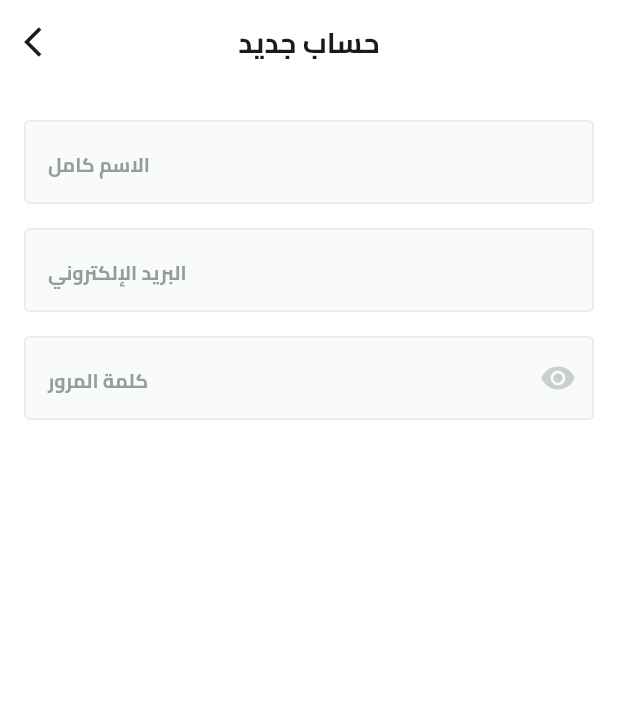
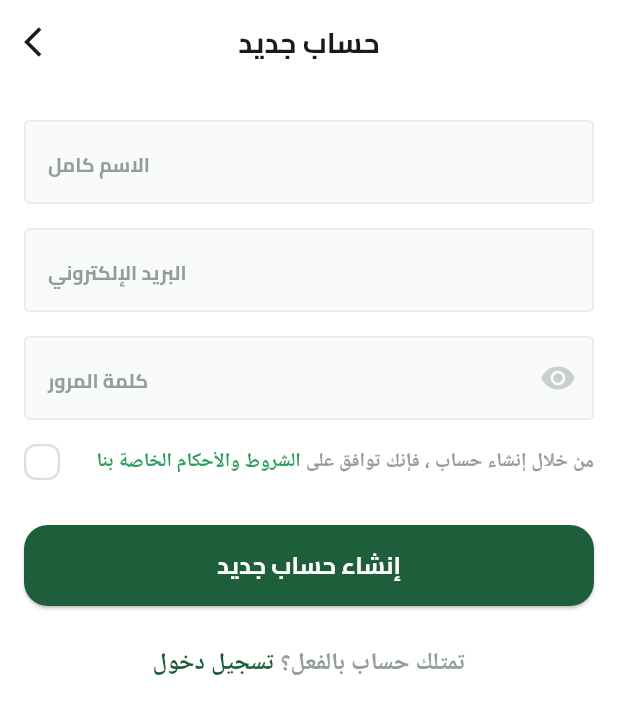
Before and after one commit to yousefmohamed35/Fruits, a Flutter app: the SignupView screen opened by its route, on a phone screen of 412 x 824 dp. Shown: the top 714 px of the screen. Run offline on Flutter 3.47's test engine with Material 3 defaults, Android fonts, the phone set to English and light mode, and no system bars; our stand-ins replace animate_do, dots_indicator, get_it, go_router, shared_preferences; missing offline and left inert: svg_flutter; accounts and stored records are empty.

Commit message:
Add CustomButton and TermsAndConditionsWidget to SignupViewBody and have account and finish ui

```diff
--- /dev/null
+++ b/lib/features/Auth/presentation/views/widgets/have_account.dart
@@ -0,0 +1,32 @@
+import 'package:flutter/gestures.dart';
+import 'package:flutter/material.dart';
+import 'package:go_router/go_router.dart';
+import '../../../../../core/utils/app_text_styles.dart';
+
+class HaveAccount extends StatelessWidget {
+  const HaveAccount({super.key});
+
+  @override
+  Widget build(BuildContext context) {
+    return Text.rich(
+      TextSpan(
+        children: [
+          TextSpan(
+            text: 'تمتلك حساب بالفعل؟ ',
+            style: TextStyles.semiBold16.copyWith(
+              color: const Color(0xff949D9E),
+            ),
+          ),
+          TextSpan(
+            recognizer: TapGestureRecognizer()
+              ..onTap = () {
+                GoRouter.of(context).pop();
+              },
+            text: 'تسجيل دخول',
+            style: TextStyles.semiBold16.copyWith(color: Color(0xff1B5E37)),
+          ),
+        ],
+      ),
+    );
+  }
+}
--- a/lib/features/Auth/presentation/views/widgets/signup_view_body.dart
+++ b/lib/features/Auth/presentation/views/widgets/signup_view_body.dart
@@ -1,6 +1,9 @@
 import 'package:flutter/material.dart';
+import 'package:fruiteapp/core/widgets/custom_button.dart';
 
 import '../../../../../core/widgets/custom_text_form_field.dart';
+import 'have_account.dart';
+import 'terms_and_conditions_widget_state.dart';
 
 class SignupViewBody extends StatelessWidget {
   const SignupViewBody({super.key});
@@ -34,6 +37,12 @@ class SignupViewBody extends StatelessWidget {
                 ),
               ),
             ),
+            const SizedBox(height: 16),
+            TermsAndConditionsWidget(),
+            const SizedBox(height: 30),
+            CustomButton(title: 'إنشاء حساب جديد', onPressed: () {}),
+            const SizedBox(height: 26),
+            HaveAccount(),
           ],
         ),
       ),
```
